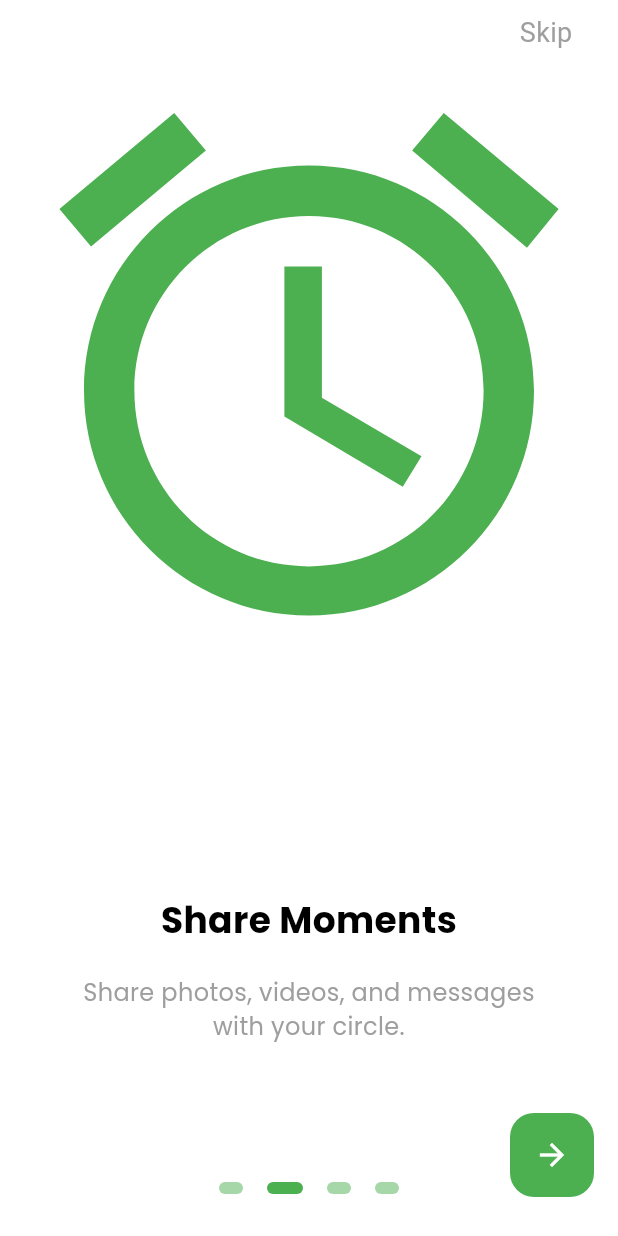
After one commit to yabeye/circlechat_app, a Flutter app: the WalkthroughScreen screen opened by its route, swiped to page 2, on a phone screen of 412 x 824 dp. The commit adds this screen. Run offline on Flutter 3.47's test engine with Material 3 defaults, Android fonts, the phone set to English and light mode, and no system bars; drawn by our look-alikes of flutter_onboarding_slider; our stand-ins replace cloud_firestore, firebase_auth, firebase_core, firebase_storage, flutter_bloc, flutter_svg and 6 more; accounts and stored records are empty.

Commit message:
Implement walkthrough screen and update navigation structure

```diff
--- /dev/null
+++ b/lib/core/constants/app_constants.dart
@@ -0,0 +1,26 @@
+abstract class AppConstants {
+  //
+  static const String appName = 'CircleChat';
+  static const String appDescription = 'Connecting you with your circle.';
+
+  // Versioning
+  static const String appAndroidVersion = '1.0.0';
+  static const String appIOSVersion = '1.0.0';
+
+  // Contact
+  static const String appAuthor = 'Yeabsera Bekele';
+  static const String appAuthorEmail = 'yeabsera.work@gmail.com';
+
+  // Walkthrough
+  static const String walkthroughTitle1 = 'Welcome to CircleChat';
+  static const String walkthroughDescription1 =
+      'Connect with your friends and family easily.';
+  static const String walkthroughTitle2 = 'Share Moments';
+  static const String walkthroughDescription2 =
+      'Share photos, videos, and messages with your circle.';
+  static const String walkthroughTitle3 = 'Stay Connected';
+  static const String walkthroughDescription3 =
+      'Never miss a moment with your loved ones.';
+  static const String walkthroughTitle4 = 'Done';
+  static const String walkthroughDescription4 = '';
+}
--- a/lib/core/constants.dart
+++ b/lib/core/constants/asset_files.dart
@@ -1,7 +1,7 @@
 // Icon files
 
 abstract class IconFiles {
-  static const String logo = 'assets/icons/logo.png';
+  static const String logo = 'assets/icons/logo.svg';
 }
 
 
--- a/lib/core/navigation/app_router.dart
+++ b/lib/core/navigation/app_router.dart
@@ -1,12 +1,13 @@
 import 'package:circlechat_app/presentation/screens/auth/phone_auth_screen.dart';
+import 'package:circlechat_app/presentation/screens/walkthrough/walkthrough_screen.dart';
 import 'package:go_router/go_router.dart';
 import 'package:circlechat_app/presentation/screens/splash/splash_screen.dart';
 
 class AppRouter {
   static const String splash = '/splash';
-  static const String login = '/login';
-  static const String register = '/register';
-  static const String chatList = '/chatList';
+  static const String walkthrough = '/walkthrough';
+  static const String phoneAuth = '/phone-auth';
+  static const String home = '/';
   static const String chat = '/chat/:chatId';
 
   static GoRouter router = GoRouter(
@@ -17,7 +18,11 @@ class AppRouter {
         builder: (context, state) => const SplashScreen(),
       ),
       GoRoute(
-        path: login,
+        path: walkthrough,
+        builder: (context, state) => const WalkthroughScreen(),
+      ),
+      GoRoute(
+        path: phoneAuth,
         builder: (context, state) => const PhoneAuthScreen(),
       ),
       // GoRoute(
--- a/lib/core/navigation/navigation_helper.dart
+++ b/lib/core/navigation/navigation_helper.dart
@@ -17,7 +17,7 @@ class NavigationHelper {
       });
     }
     if (replace) {
-      context.go(path);
+      Navigator.pushReplacementNamed(context, routeName);
     } else {
       context.go(path);
     }
--- a/lib/presentation/cubit/auth/auth_cubit.dart
+++ b/lib/presentation/cubit/auth/auth_cubit.dart
@@ -1,4 +1,3 @@
-// lib/presentation/cubit/auth/auth_cubit.dart
 import 'package:circlechat_app/core/errors.dart';
 import 'package:circlechat_app/services/logging_service.dart';
 import 'package:flutter_bloc/flutter_bloc.dart';
--- a/lib/presentation/screens/splash/splash_screen.dart
+++ b/lib/presentation/screens/splash/splash_screen.dart
@@ -1,3 +1,7 @@
+import 'package:circlechat_app/core/constants/app_constants.dart';
+import 'package:circlechat_app/core/constants/asset_files.dart';
+import 'package:circlechat_app/core/navigation/app_router.dart';
+import 'package:circlechat_app/core/navigation/navigation_helper.dart';
 import 'package:flutter/material.dart';
 import 'package:flutter/services.dart';
 import 'package:circlechat_app/presentation/widgets/app_widgets/app_image.dart';
@@ -15,6 +19,17 @@ class SplashScreen extends StatelessWidget {
       ),
     );
 
+    // TODO: Move this logic to a cubit latter
+    // Temporary Fix
+    Future.delayed(const Duration(seconds: 2), () {
+      // ignore: use_build_context_synchronously
+      NavigationHelper.navigateTo(
+        context,
+        AppRouter.walkthrough,
+        replace: true,
+      );
+    });
+
     Color localTextColor = Colors.black;
 
     return Scaffold(
@@ -28,14 +43,14 @@ class SplashScreen extends StatelessWidget {
               mainAxisAlignment: MainAxisAlignment.center,
               children: [
                 AppSvg(
-                  path: 'assets/icons/logo.svg',
+                  path: IconFiles.logo,
                   height: 100,
                   width: 100,
                   color: localTextColor,
                 ),
                 const SizedBox(height: 20),
                 Text(
-                  'CircleChat',
+                  AppConstants.appName,
                   style: Theme.of(context)
                       .textTheme
                       .headlineLarge!
@@ -43,7 +58,7 @@ class SplashScreen extends StatelessWidget {
                 ),
                 const SizedBox(height: 10),
                 Text(
-                  'Connecting you with your circle.',
+                  AppConstants.appDescription,
                   style: Theme.of(context).textTheme.bodyMedium!.copyWith(
                         color: localTextColor.withValues(alpha: 0.7),
                       ),
--- /dev/null
+++ b/lib/presentation/screens/walkthrough/walkthrough_screen.dart
@@ -0,0 +1,120 @@
+import 'package:circlechat_app/core/constants/app_constants.dart';
+import 'package:circlechat_app/core/constants/asset_files.dart';
+import 'package:circlechat_app/core/navigation/app_router.dart';
+import 'package:circlechat_app/core/navigation/navigation_helper.dart';
+import 'package:circlechat_app/presentation/widgets/app_widgets/app_image.dart';
+import 'package:flutter/material.dart';
+import 'package:flutter_onboarding_slider/flutter_onboarding_slider.dart';
+import 'package:circlechat_app/core/theme/app_colors.dart';
+import 'package:google_fonts/google_fonts.dart';
+
+class WalkthroughScreen extends StatelessWidget {
+  const WalkthroughScreen({super.key});
+
+  @override
+  Widget build(BuildContext context) {
+    bool isDarkMode = Theme.of(context).brightness == Brightness.dark;
+
+    return OnBoardingSlider(
+      finishButtonText: 'Start Messaging',
+      onFinish: () {
+        NavigationHelper.navigateTo(
+          context,
+          AppRouter.phoneAuth,
+          replace: true,
+        );
+      },
+      finishButtonStyle: const FinishButtonStyle(
+        backgroundColor: AppColors.primary,
+      ),
+      skipTextButton: Text(
+        'Skip',
+        style: Theme.of(context).textTheme.bodyMedium?.copyWith(
+              color: isDarkMode ? Colors.grey[400] : Colors.grey,
+              fontSize: 18,
+            ),
+      ),
+      controllerColor: AppColors.primary,
+      totalPage: 4,
+      headerBackgroundColor:
+          isDarkMode ? AppColors.backgroundDark : Colors.white,
+      pageBackgroundColor: isDarkMode ? AppColors.backgroundDark : Colors.white,
+      centerBackground: true,
+      background: [
+        const AppSvg(
+          path: IconFiles.logo,
+          width: 400,
+          height: 400,
+          color: AppColors.primary,
+        ),
+        const Icon(Icons.access_alarm, size: 400, color: AppColors.primary),
+        const Icon(Icons.access_time, size: 400, color: AppColors.primary),
+        const Icon(Icons.done_all, size: 400, color: AppColors.primary),
+      ],
+      speed: 1.8,
+      pageBodies: [
+        const _WalkthroughPageBody(
+          title: AppConstants.walkthroughTitle1,
+          description: AppConstants.walkthroughDescription1,
+        ),
+        const _WalkthroughPageBody(
+          title: AppConstants.walkthroughTitle2,
+          description: AppConstants.walkthroughDescription2,
+        ),
+        const _WalkthroughPageBody(
+          title: AppConstants.walkthroughTitle3,
+          description: AppConstants.walkthroughDescription3,
+        ),
+        const _WalkthroughPageBody(
+          title: AppConstants.walkthroughTitle4,
+          description: AppConstants.walkthroughDescription4,
+        ),
+      ],
+    );
+  }
+}
+
+class _WalkthroughPageBody extends StatelessWidget {
+  final String title;
+  final String description;
+
+  const _WalkthroughPageBody({
+    required this.title,
+    required this.description,
+  });
+
+  @override
+  Widget build(BuildContext context) {
+    bool isDarkMode = Theme.of(context).brightness == Brightness.dark;
+
+    return Container(
+      padding: const EdgeInsets.symmetric(horizontal: 40),
+      child: Column(
+        mainAxisAlignment: MainAxisAlignment.end,
+        crossAxisAlignment: CrossAxisAlignment.stretch,
+        children: <Widget>[
+          const Spacer(flex: 6),
+          Text(
+            title,
+            textAlign: TextAlign.center,
+            style: GoogleFonts.poppins(
+              fontSize: 24,
+              fontWeight: FontWeight.bold,
+              color: isDarkMode ? Colors.white : Colors.black,
+            ),
+          ),
+          const SizedBox(height: 20),
+          Text(
+            description,
+            textAlign: TextAlign.center,
+            style: GoogleFonts.poppins(
+              fontSize: 16,
+              color: isDarkMode ? Colors.grey[400] : Colors.grey,
+            ),
+          ),
+          const Spacer(),
+        ],
+      ),
+    );
+  }
+}
--- a/pubspec.yaml
+++ b/pubspec.yaml
@@ -36,6 +36,7 @@ dependencies:
   flutter:
     sdk: flutter
   flutter_bloc: ^9.1.0
+  flutter_onboarding_slider: ^1.0.11
   flutter_svg: ^2.0.17
   get_it: ^8.0.3
   go_router: ^14.8.1
```
Also changed, not shown: pubspec.lock.
